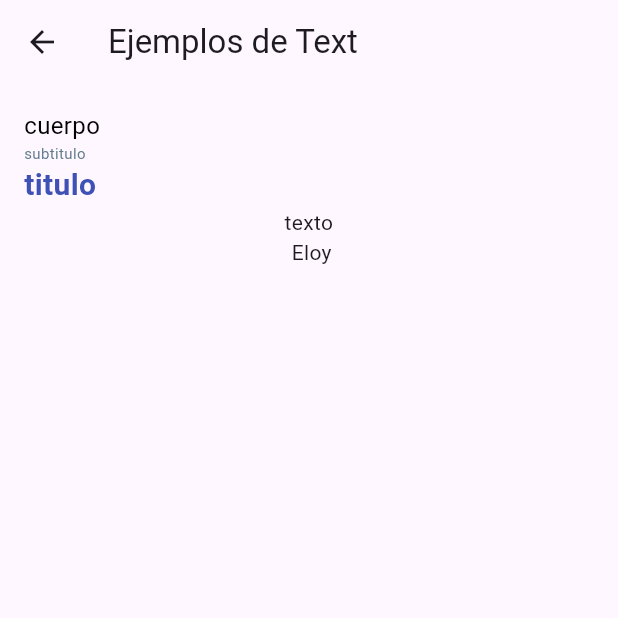
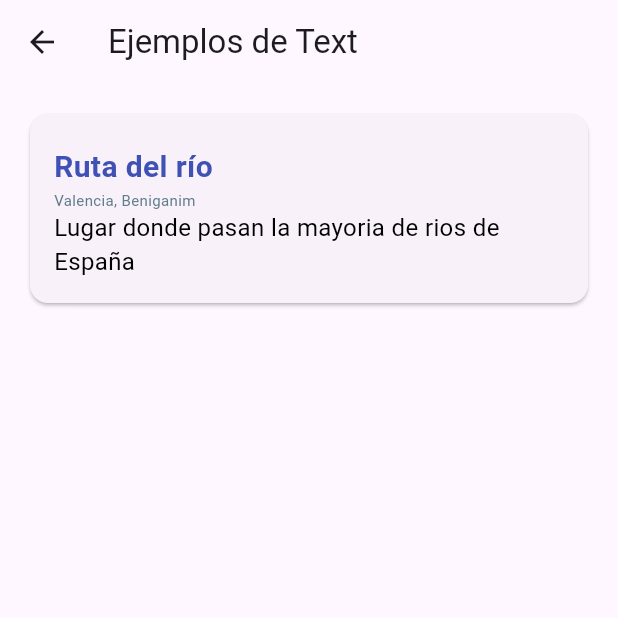
Before and after one commit to Dani-MV07/catalogo_widgets_flutter, a Flutter app: the screen it shows after launch, after a tap on "Text", on a phone screen of 412 x 824 dp, the top half of it. Run offline on Flutter 3.47's test engine with Material 3 defaults, Android fonts, the phone set to English and light mode, and no system bars; network calls fail.

Commit message:
ejemplo de contenedores

```diff
--- a/lib/ui/catalogo/ui/catalogo_pantalla.dart
+++ b/lib/ui/catalogo/ui/catalogo_pantalla.dart
@@ -1,3 +1,4 @@
+import 'package:catalogo_widget_flutter/ui/catalogo/ui/contenedores_1_ejemplos_pantalla.dart';
 import 'package:flutter/material.dart';
 
 import 'text_ejemplos_pantalla.dart';
@@ -88,6 +89,18 @@ class CatalogoPantalla extends StatelessWidget {
               );
             },
           ),
+          ListTile(
+            leading: const Icon(Icons.text_fields),
+            title: const Text('Contenedor'),
+            trailing: const Icon(Icons.chevron_right),
+            onTap: () {
+              Navigator.of(context).push(
+                MaterialPageRoute<void>(
+                  builder: (context) => const contenedores1(),
+                ),
+              );
+            },
+          ),
         ],
       ),
     );
--- a/lib/ui/catalogo/ui/placeholder_ejemplos_pantalla.dart
+++ b/lib/ui/catalogo/ui/placeholder_ejemplos_pantalla.dart
@@ -10,7 +10,10 @@ class PlaceholderEjemplosPantalla extends StatelessWidget {
       body: ListView(
         padding: const EdgeInsets.all(16),
         children: [
-          // Aquí añadiremos los ejemplos del tutorial.
+          const SizedBox(
+            height: 140,
+            child: Placeholder(child: Center(child: Text('Aquí irá el mapa'))),
+          ),
         ],
       ),
     );
--- a/lib/ui/catalogo/ui/text_ejemplos_pantalla.dart
+++ b/lib/ui/catalogo/ui/text_ejemplos_pantalla.dart
@@ -12,10 +12,29 @@ class TextEjemplosPantalla extends StatelessWidget {
       body: ListView(
         padding: const EdgeInsets.all(16),
         children: [
-          TextoJerarquico(texto: "cuerpo", tipo: TipoTexto.cuerpo),
-          TextoJerarquico(texto: "subtitulo", tipo: TipoTexto.subtitulo),
-          TextoJerarquico(texto: "titulo", tipo: TipoTexto.titulo),
-          TextoResumen(texto: "texto \n Eloy \n idiota", centrado: true),
+          Card(
+            child: Padding(
+              padding: const EdgeInsets.all(16),
+              child: Column(
+                crossAxisAlignment: CrossAxisAlignment.start,
+                children: const [
+                  SizedBox(width: 300, height: 5),
+                  TextoJerarquico(
+                    texto: 'Ruta del río',
+                    tipo: TipoTexto.titulo,
+                  ),
+                  TextoJerarquico(
+                    texto: "Valencia, Beniganim",
+                    tipo: TipoTexto.subtitulo,
+                  ),
+                  TextoJerarquico(
+                    texto: "Lugar donde pasan la mayoria de rios de España",
+                    tipo: TipoTexto.cuerpo,
+                  ),
+                ],
+              ),
+            ),
+          ),
         ],
       ),
     );
--- a/pubspec.yaml
+++ b/pubspec.yaml
@@ -58,8 +58,8 @@ flutter:
   uses-material-design: true
 
   # To add assets to your application, add an assets section, like this:
-  # assets:
-  #   - images/a_dot_burr.jpeg
+  assets:
+    - assets/images/
   #   - images/a_dot_ham.jpeg
 
   # An image asset can refer to one or more resolution-specific "variants", see
```
Also changed, not shown: lib/ui/catalogo/ui/contenedores_1_ejemplos_pantalla.dart (added, +32 -0 lines), lib/ui/catalogo/ui/icon_ejemplos_pantalla.dart (+46 -1 lines), lib/ui/catalogo/ui/image_ejemplos_pantalla.dart (+20 -3 lines), lib/ui/core/ui/image_ejemplos_pantalla.dart (deleted, +0 -10 lines), lib/ui/core/ui/text_ejemplo_pantallas.dart (deleted, +0 -10 lines), assets/images/Kappa_1800x1200.jpg (added).
